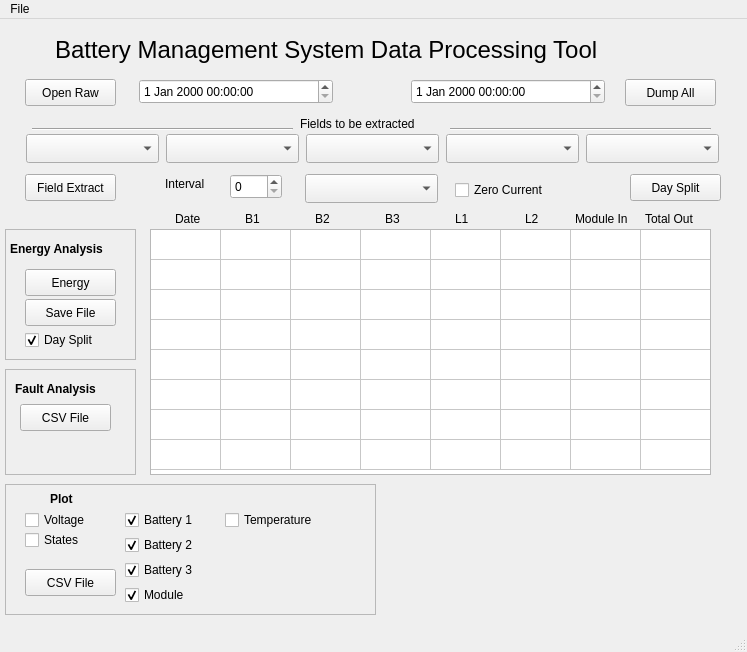
Before: the Qt Designer form data-processing/data-processing-main.ui in AM-OpenSource/Battery-Management-System, drawn with Qt 5.
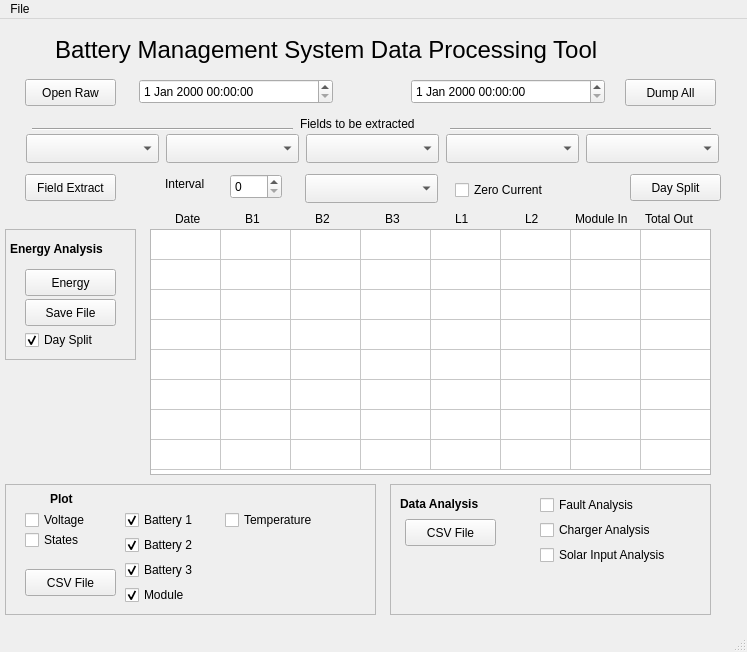
After: the same form once the commit is applied.

Commit message: Data processing: add feature to extract battery charging behaviour, especially near the float limit. Add feature to extract solar current while batteries are in bulk charging phase.

```diff
--- a/data-processing/data-processing-main.ui
+++ b/data-processing/data-processing-main.ui
@@ -693,10 +693,10 @@
    <widget class="QFrame" name="faultFrame">
     <property name="geometry">
      <rect>
-      <x>5</x>
-      <y>350</y>
-      <width>131</width>
-      <height>106</height>
+      <x>390</x>
+      <y>465</y>
+      <width>321</width>
+      <height>131</height>
      </rect>
     </property>
     <property name="toolTip">
@@ -724,7 +724,7 @@
       </font>
      </property>
      <property name="text">
-      <string>Fault Analysis</string>
+      <string>Data Analysis</string>
      </property>
     </widget>
     <widget class="QPushButton" name="faultReportFileSelectButton">
@@ -743,6 +743,63 @@
       <string>CSV File</string>
      </property>
     </widget>
+    <widget class="QCheckBox" name="faultAnalysisCheckbox">
+     <property name="geometry">
+      <rect>
+       <x>150</x>
+       <y>10</y>
+       <width>116</width>
+       <height>22</height>
+      </rect>
+     </property>
+     <property name="toolTip">
+      <string>Analyse combined data file for instances where the charger is not allocated when it could be.</string>
+     </property>
+     <property name="text">
+      <string>Fault Analysis</string>
+     </property>
+     <property name="checked">
+      <bool>false</bool>
+     </property>
+    </widget>
+    <widget class="QCheckBox" name="chargerAnalysisCheckbox">
+     <property name="geometry">
+      <rect>
+       <x>150</x>
+       <y>35</y>
+       <width>141</width>
+       <height>22</height>
+      </rect>
+     </property>
+     <property name="toolTip">
+      <string>&lt;html&gt;&lt;head/&gt;&lt;body&gt;&lt;p&gt;Analyse combined data file to extract voltage and current during charging of each battery up to entry to float phase.&lt;/p&gt;&lt;/body&gt;&lt;/html&gt;</string>
+     </property>
+     <property name="text">
+      <string>Charger Analysis</string>
+     </property>
+     <property name="checked">
+      <bool>false</bool>
+     </property>
+    </widget>
+    <widget class="QCheckBox" name="solarAnalysisCheckbox">
+     <property name="geometry">
+      <rect>
+       <x>150</x>
+       <y>60</y>
+       <width>156</width>
+       <height>22</height>
+      </rect>
+     </property>
+     <property name="toolTip">
+      <string>&lt;html&gt;&lt;head/&gt;&lt;body&gt;&lt;p&gt;Analyse combined data file to extract current from solar panels flowing to batteries in bulk phase.&lt;/p&gt;&lt;/body&gt;&lt;/html&gt;</string>
+     </property>
+     <property name="text">
+      <string>Solar Input Analysis</string>
+     </property>
+     <property name="checked">
+      <bool>false</bool>
+     </property>
+    </widget>
    </widget>
    <widget class="QLabel" name="errorMessageLabel">
     <property name="geometry">
```
Left out of the diff: 21 changed lines with no effect on the pictures. The commit also changes 2 other files.
